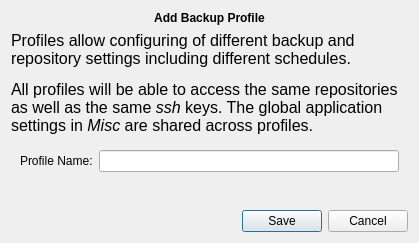
Old version of the form src/vorta/assets/UI/profile_add.ui in the repository borgbase/vorta.
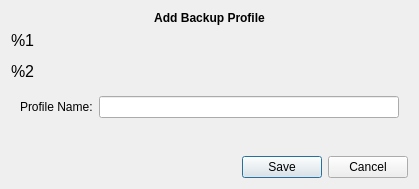
New version of the form.

The edit to the form file:
```diff
--- a/src/vorta/assets/UI/profile_add.ui
+++ b/src/vorta/assets/UI/profile_add.ui
@@ -53,9 +53,9 @@
       </font>
      </property>
      <property name="text">
-      <string>&lt;html&gt;&lt;head/&gt;&lt;body&gt;
-&lt;p&gt;Profiles allow configuring of different backup and repository settings including different schedules.&lt;/p&gt;
-&lt;p&gt;All profiles will be able to access the same repositories as well as the same &lt;span style=&quot; font-style:italic;&quot;&gt;ssh&lt;/span&gt; keys. The global application settings in &lt;span style=&quot; font-style:italic;&quot;&gt;Misc&lt;/span&gt; are shared across profiles.&lt;/p&gt;
+      <string notr="true">&lt;html&gt;&lt;head/&gt;&lt;body&gt;
+&lt;p&gt;%1&lt;/p&gt;
+&lt;p&gt;%2&lt;/p&gt;
 &lt;/body&gt;&lt;/html&gt;</string>
      </property>
      <property name="alignment">
```
